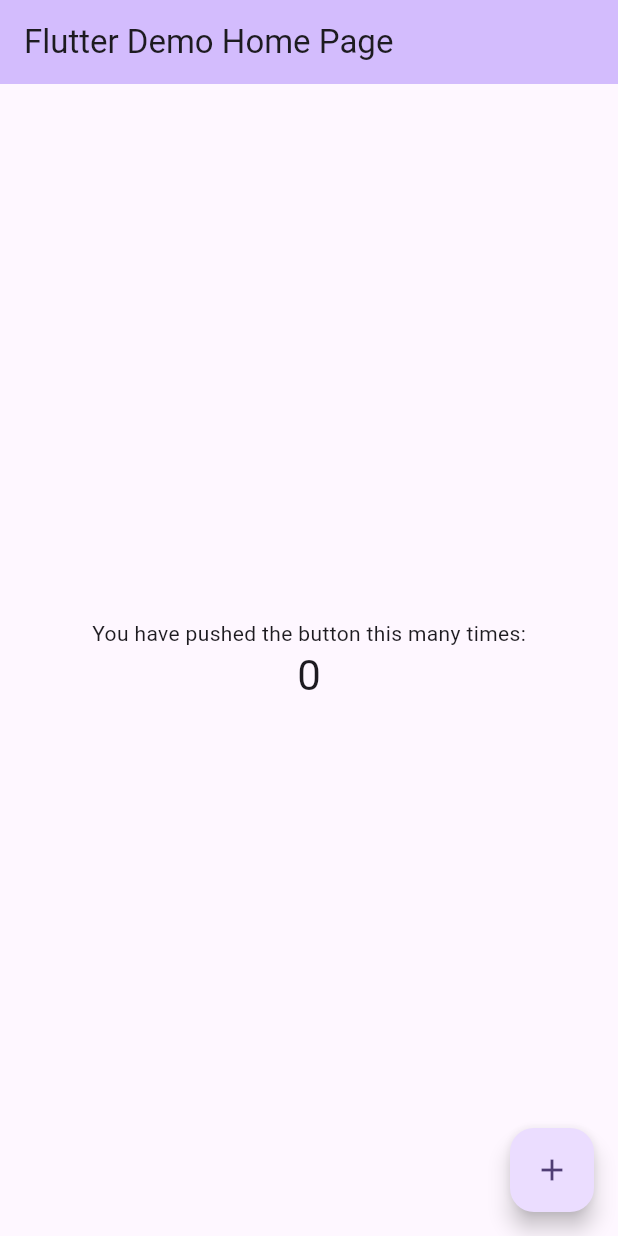
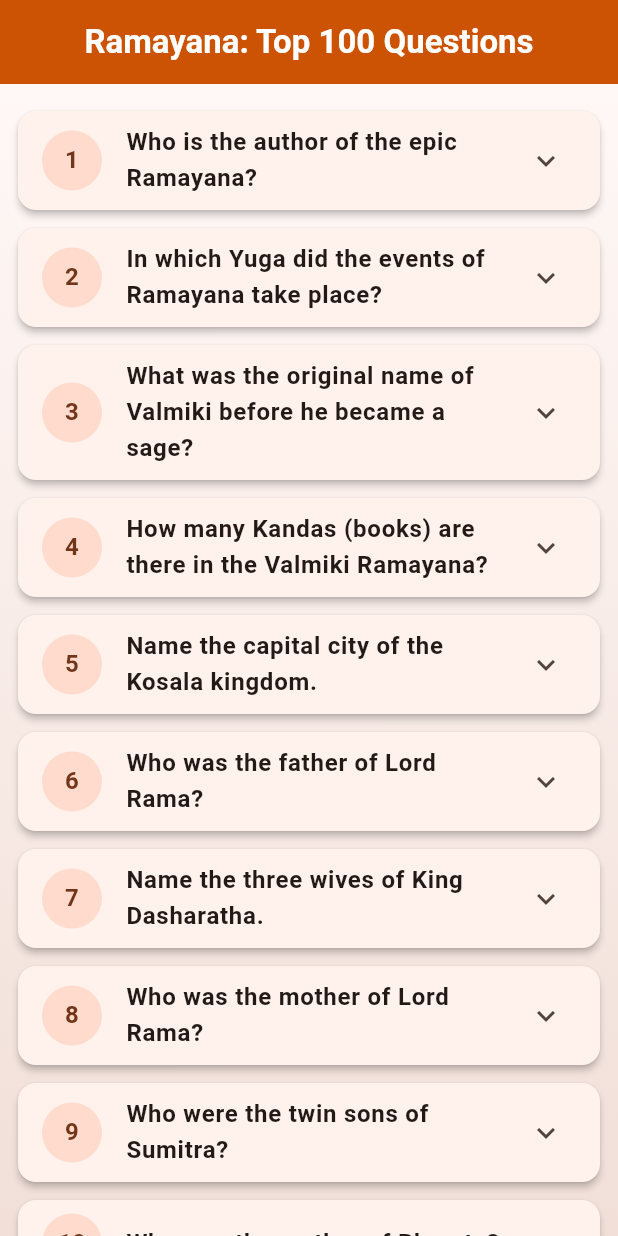
Before and after one commit to could-ai/019b1cf7-2fc9-79ac-b394-b712cef6c111, a Flutter app: the screen it shows after launch, on a phone screen of 412 x 824 dp. Run offline on Flutter 3.47's test engine with Material 3 defaults, Android fonts, the phone set to English and light mode, and no system bars.

Commit message:
Created a data file containing 100 questions and answers about the Ramayana.; Replaced the default counter app with the Ramayana Questions app. The app now displays a list of 100 questions using ExpansionTiles to reveal answers. Used a saffron theme color.

```diff
--- /dev/null
+++ b/usr/lib/data/ramayana_questions.dart
@@ -0,0 +1,117 @@
+class Question {
+  final String question;
+  final String answer;
+
+  const Question({required this.question, required this.answer});
+}
+
+const List<Question> ramayanaQuestions = [
+  Question(question: "Who is the author of the epic Ramayana?", answer: "Maharishi Valmiki"),
+  Question(question: "In which Yuga did the events of Ramayana take place?", answer: "Treta Yuga"),
+  Question(question: "What was the original name of Valmiki before he became a sage?", answer: "Ratnakara"),
+  Question(question: "How many Kandas (books) are there in the Valmiki Ramayana?", answer: "Seven (Bala, Ayodhya, Aranya, Kishkindha, Sundara, Yuddha, Uttara)"),
+  Question(question: "Name the capital city of the Kosala kingdom.", answer: "Ayodhya"),
+  Question(question: "Who was the father of Lord Rama?", answer: "King Dasharatha"),
+  Question(question: "Name the three wives of King Dasharatha.", answer: "Kausalya, Sumitra, and Kaikeyi"),
+  Question(question: "Who was the mother of Lord Rama?", answer: "Queen Kausalya"),
+  Question(question: "Who were the twin sons of Sumitra?", answer: "Lakshmana and Shatrughna"),
+  Question(question: "Who was the mother of Bharata?", answer: "Queen Kaikeyi"),
+  Question(question: "Which sage took Rama and Lakshmana to the forest to protect his yagna?", answer: "Sage Vishwamitra"),
+  Question(question: "Name the demoness killed by Rama in the forest during his childhood.", answer: "Tataka"),
+  Question(question: "What was the name of the bow that Rama broke at Sita's Swayamvara?", answer: "Shiva Dhanush (Pinaka)"),
+  Question(question: "Who was the father of Sita?", answer: "King Janaka"),
+  Question(question: "From where was Sita found by King Janaka?", answer: "From a furrow in the earth while ploughing"),
+  Question(question: "Who is the wife of Lakshmana?", answer: "Urmila"),
+  Question(question: "Who is the wife of Bharata?", answer: "Mandavi"),
+  Question(question: "Who is the wife of Shatrughna?", answer: "Shrutakirti"),
+  Question(question: "Which maid poisoned Kaikeyi's mind against Rama?", answer: "Manthara"),
+  Question(question: "For how many years was Rama exiled to the forest?", answer: "14 years"),
+  Question(question: "Who accompanied Rama to the forest?", answer: "Sita and Lakshmana"),
+  Question(question: "Which river did Rama, Sita, and Lakshmana cross first upon leaving Ayodhya?", answer: "River Tamasa (later Ganga)"),
+  Question(question: "Who was the boatman who helped Rama cross the river Ganga?", answer: "Guha (the Nishada King)"),
+  Question(question: "At which place did Bharata meet Rama to persuade him to return?", answer: "Chitrakoot"),
+  Question(question: "What did Rama give to Bharata as a symbol of his authority?", answer: "His Padukas (sandals)"),
+  Question(question: "From where did Bharata rule the kingdom during Rama's exile?", answer: "Nandigram"),
+  Question(question: "Which sage's ashram did Rama, Sita, and Lakshmana visit first in Chitrakoot?", answer: "Sage Bharadwaja (and later Valmiki)"),
+  Question(question: "Who was the demoness who tried to seduce Rama and Lakshmana in Dandakaranya?", answer: "Shurpanakha"),
+  Question(question: "Who cut off Shurpanakha's nose?", answer: "Lakshmana"),
+  Question(question: "Who were the brothers of Shurpanakha who attacked Rama with an army?", answer: "Khara and Dushana"),
+  Question(question: "Which demon took the form of a golden deer?", answer: "Maricha"),
+  Question(question: "Who advised Ravana to abduct Sita?", answer: "Akampana (initially) and Shurpanakha"),
+  Question(question: "Which bird tried to stop Ravana from abducting Sita?", answer: "Jatayu"),
+  Question(question: "In which direction did Ravana take Sita?", answer: "South"),
+  Question(question: "Where did Ravana keep Sita in Lanka?", answer: "Ashoka Vatika"),
+  Question(question: "Who was the demoness guarding Sita who was actually kind to her?", answer: "Trijata"),
+  Question(question: "Which monkey king did Rama meet in the forest?", answer: "Sugriva"),
+  Question(question: "Who was the brother of Sugriva who had usurped his kingdom?", answer: "Vali"),
+  Question(question: "Who was the son of Vali?", answer: "Angada"),
+  Question(question: "Who was the minister of Sugriva who met Rama first?", answer: "Hanuman"),
+  Question(question: "What did Rama do to prove his strength to Sugriva?", answer: "He pierced seven Sal trees with a single arrow"),
+  Question(question: "How did Rama kill Vali?", answer: "By shooting an arrow from behind a tree"),
+  Question(question: "Who was the wife of Vali?", answer: "Tara"),
+  Question(question: "Who was sent to the south in search of Sita?", answer: "Hanuman, Angada, Jambavan and others"),
+  Question(question: "What was the name of the vulture who met the Vanaras on the shore?", answer: "Sampati (Jatayu's brother)"),
+  Question(question: "Who reminded Hanuman of his latent powers?", answer: "Jambavan"),
+  Question(question: "From which mountain did Hanuman leap to Lanka?", answer: "Mahendra Parvat"),
+  Question(question: "Which demoness tried to swallow Hanuman on his way to Lanka?", answer: "Surasa"),
+  Question(question: "Which mountain rose from the ocean to offer rest to Hanuman?", answer: "Mainaka Parvat"),
+  Question(question: "Which demoness grabbed Hanuman's shadow?", answer: "Simhika"),
+  Question(question: "Who was the guardian deity of Lanka whom Hanuman defeated at the gates?", answer: "Lankini"),
+  Question(question: "In what form did Hanuman enter Lanka?", answer: "A small cat/monkey form"),
+  Question(question: "On which tree was Sita sitting under in the Ashoka Vatika?", answer: "Simshapa tree"),
+  Question(question: "What object did Hanuman give to Sita as a token from Rama?", answer: "Rama's ring (Choodamani was given by Sita)"),
+  Question(question: "What did Sita give to Hanuman to take back to Rama?", answer: "Choodamani (crest jewel)"),
+  Question(question: "Who was the youngest son of Ravana who was killed by Hanuman in Ashoka Vatika?", answer: "Akshayakumara"),
+  Question(question: "Which weapon did Indrajit use to capture Hanuman?", answer: "Brahmastra"),
+  Question(question: "Who ordered that Hanuman's tail be set on fire?", answer: "Ravana"),
+  Question(question: "Who was Ravana's brother who defected to Rama's side?", answer: "Vibhishana"),
+  Question(question: "Who was the architect of the bridge to Lanka (Ram Setu)?", answer: "Nala and Nila"),
+  Question(question: "Which squirrel helped in building the bridge?", answer: "A small squirrel (blessed by Rama)"),
+  Question(question: "Who was the spy of Ravana who came to survey Rama's army?", answer: "Shuka and Sarana"),
+  Question(question: "Who was the commander-in-chief of the Vanara army?", answer: "Nila"),
+  Question(question: "Who killed the demon Prahasta?", answer: "Nila"),
+  Question(question: "Who woke up Kumbhakarna from his sleep?", answer: "Ravana's messengers"),
+  Question(question: "Who killed Kumbhakarna?", answer: "Rama"),
+  Question(question: "Who killed Indrajit (Meghnad)?", answer: "Lakshmana"),
+  Question(question: "What special ritual did Indrajit perform before going to battle?", answer: "Nikumbhila Yagna"),
+  Question(question: "Who brought the Sanjeevani herb to save Lakshmana?", answer: "Hanuman"),
+  Question(question: "Which mountain did Hanuman lift to bring the Sanjeevani herb?", answer: "Dronagiri"),
+  Question(question: "Who was Ravana's charioteer?", answer: "Matali (Indra's charioteer assisted Rama, Ravana's was killed)"),
+  Question(question: "Which sage taught the Aditya Hridayam stotram to Rama?", answer: "Sage Agastya"),
+  Question(question: "To which deity is the Aditya Hridayam dedicated?", answer: "Surya (Sun God)"),
+  Question(question: "Where did Rama aim his arrow to kill Ravana?", answer: "In his navel (where the nectar of immortality was stored)"),
+  Question(question: "Who became the King of Lanka after Ravana's death?", answer: "Vibhishana"),
+  Question(question: "What was the name of the aerial chariot used by Rama to return to Ayodhya?", answer: "Pushpaka Vimana"),
+  Question(question: "Which festival marks the return of Rama to Ayodhya?", answer: "Diwali (Deepavali)"),
+  Question(question: "Who were the twin sons of Rama and Sita?", answer: "Lava and Kusha"),
+  Question(question: "Where was Sita when she gave birth to Luv and Kush?", answer: "Valmiki's Ashram"),
+  Question(question: "What is the name of the final Kanda of the Ramayana?", answer: "Uttara Kanda"),
+  Question(question: "Who taught the Ramayana to Luv and Kush?", answer: "Sage Valmiki"),
+  Question(question: "What horse sacrifice did Rama perform?", answer: "Ashwamedha Yagna"),
+  Question(question: "Who stopped the horse of Rama's Ashwamedha Yagna?", answer: "Lava and Kusha"),
+  Question(question: "How did Sita leave the earth?", answer: "She entered the split earth (Bhumi Devi took her)"),
+  Question(question: "Who is considered the incarnation of Lakshmana?", answer: "Adishesha (Sesha Naga)"),
+  Question(question: "Who is considered the incarnation of Bharata?", answer: "Sudarshana Chakra (Vishnu's discus)"),
+  Question(question: "Who is considered the incarnation of Shatrughna?", answer: "Panchajanya (Vishnu's conch)"),
+  Question(question: "Who is the father of Hanuman?", answer: "Vayu (Wind God) and Kesari"),
+  Question(question: "Who is the mother of Hanuman?", answer: "Anjana"),
+  Question(question: "What is the other name of Sita meaning 'daughter of Earth'?", answer: "Bhumija"),
+  Question(question: "What is the name of the forest where Rama spent most of his exile?", answer: "Dandakaranya"),
+  Question(question: "Who cursed Dasharatha that he would die of separation from his son?", answer: "Shravan Kumar's parents"),
+  Question(question: "Who was the blind sage whose son was accidentally killed by Dasharatha?", answer: "Shantanu (Shravan Kumar's father)"),
+  Question(question: "What was the name of the blind sage's son?", answer: "Shravan Kumar"),
+  Question(question: "Which celestial nymph was the mother of Angada?", answer: "Tara"),
+  Question(question: "Who was the father of Mandodari?", answer: "Mayasura"),
+  Question(question: "Who was the husband of Shurpanakha?", answer: "Vidyutjihva"),
+  Question(question: "How many years did Rama rule Ayodhya (approximately)?", answer: "11,000 years"),
+  Question(question: "Into which river did Rama enter to end his earthly avatar?", answer: "Sarayu"),
+  Question(question: "What is the name of the sword of Ravana?", answer: "Chandrahas"),
+  Question(question: "Who gave the Chandrahas sword to Ravana?", answer: "Lord Shiva"),
+  Question(question: "Which sage cursed Ravana that he would be killed by a human?", answer: "Nandi (cursed that monkeys would destroy him) and Anaranya"),
+  Question(question: "Who was the wife of Indrajit?", answer: "Sulochana"),
+  Question(question: "What was the name of the elephant of Indra that Hanuman struck?", answer: "Airavata"),
+  Question(question: "Who is the presiding deity of Ayodhya?", answer: "Lord Vishnu (Rama)"),
+  Question(question: "What does the word 'Ramayana' mean?", answer: "The Journey of Rama"),
+  Question(question: "Who wrote Ramcharitmanas?", answer: "Tulsidas"),
+  Question(question: "In which language is Ramcharitmanas written?", answer: "Awadhi"),
+];
--- a/usr/lib/main.dart
+++ b/usr/lib/main.dart
@@ -1,123 +1,145 @@
 import 'package:flutter/material.dart';
+import 'data/ramayana_questions.dart';
 
 void main() {
-  runApp(const MyApp());
+  runApp(const RamayanaApp());
 }
 
-class MyApp extends StatelessWidget {
-  const MyApp({super.key});
+class RamayanaApp extends StatelessWidget {
+  const RamayanaApp({super.key});
 
-  // This widget is the root of your application.
   @override
   Widget build(BuildContext context) {
     return MaterialApp(
-      title: 'Flutter Demo',
+      title: 'Ramayana Quiz',
       debugShowCheckedModeBanner: false,
       theme: ThemeData(
-        // This is the theme of your application.
-        //
-        // TRY THIS: Try running your application with "flutter run". You'll see
-        // the application has a purple toolbar. Then, without quitting the app,
-        // try changing the seedColor in the colorScheme below to Colors.green
-        // and then invoke "hot reload" (save your changes or press the "hot
-        // reload" button in a Flutter-supported IDE, or press "r" if you used
-        // the command line to start the app).
-        //
-        // Notice that the counter didn't reset back to zero; the application
-        // state is not lost during the reload. To reset the state, use hot
-        // restart instead.
-        //
-        // This works for code too, not just values: Most code changes can be
-        // tested with just a hot reload.
-        colorScheme: ColorScheme.fromSeed(seedColor: Colors.deepPurple),
+        colorScheme: ColorScheme.fromSeed(
+          seedColor: const Color(0xFFD35400), // Saffron/Orange color
+          brightness: Brightness.light,
+        ),
+        useMaterial3: true,
+        appBarTheme: const AppBarTheme(
+          centerTitle: true,
+          backgroundColor: Color(0xFFD35400),
+          foregroundColor: Colors.white,
+          elevation: 4,
+        ),
+        cardTheme: CardTheme(
+          elevation: 2,
+          margin: const EdgeInsets.symmetric(horizontal: 12, vertical: 6),
+          shape: RoundedRectangleBorder(borderRadius: BorderRadius.circular(12)),
+        ),
       ),
       initialRoute: '/',
       routes: {
-        '/': (context) => const MyHomePage(title: 'Flutter Demo Home Page'),
+        '/': (context) => const QuestionsPage(),
       },
     );
   }
 }
 
-class MyHomePage extends StatefulWidget {
-  const MyHomePage({super.key, required this.title});
-
-  // This widget is the home page of your application. It is stateful, meaning
-  // that it has a State object (defined below) that contains fields that affect
-  // how it looks.
-
-  // This class is the configuration for the state. It holds the values (in this
-  // case the title) provided by the parent (in this case the App widget) and
-  // used by the build method of the State. Fields in a Widget subclass are
-  // always marked "final".
-
-  final String title;
-
-  @override
-  State<MyHomePage> createState() => _MyHomePageState();
-}
-
-class _MyHomePageState extends State<MyHomePage> {
-  int _counter = 0;
-
-  void _incrementCounter() {
-    setState(() {
-      // This call to setState tells the Flutter framework that something has
-      // changed in this State, which causes it to rerun the build method below
-      // so that the display can reflect the updated values. If we changed
-      // _counter without calling setState(), then the build method would not be
-      // called again, and so nothing would appear to happen.
-      _counter++;
-    });
-  }
+class QuestionsPage extends StatelessWidget {
+  const QuestionsPage({super.key});
 
   @override
   Widget build(BuildContext context) {
-    // This method is rerun every time setState is called, for instance as done
-    // by the _incrementCounter method above.
-    //
-    // The Flutter framework has been optimized to make rerunning build methods
-    // fast, so that you can just rebuild anything that needs updating rather
-    // than having to individually change instances of widgets.
     return Scaffold(
       appBar: AppBar(
-        // TRY THIS: Try changing the color here to a specific color (to
-        // Colors.amber, perhaps?) and trigger a hot reload to see the AppBar
-        // change color while the other colors stay the same.
-        backgroundColor: Theme.of(context).colorScheme.inversePrimary,
-        // Here we take the value from the MyHomePage object that was created by
-        // the App.build method, and use it to set our appbar title.
-        title: Text(widget.title),
-      ),
-      body: Center(
-        // Center is a layout widget. It takes a single child and positions it
-        // in the middle of the parent.
-        child: Column(
-          // Column is also a layout widget. It takes a list of children and
-          // arranges them vertically. By default, it sizes itself to fit its
-          // children horizontally, and tries to be as tall as its parent.
-          //
-          // Column has various properties to control how it sizes itself and
-          // how it positions its children. Here we use mainAxisAlignment to
-          // center the children vertically; the main axis here is the vertical
-          // axis because Columns are vertical (the cross axis would be
-          // horizontal).
-          //
-          // TRY THIS: Invoke "debug painting" (choose the "Toggle Debug Paint"
-          // action in the IDE, or press "p" in the console), to see the
-          // wireframe for each widget.
-          mainAxisAlignment: MainAxisAlignment.center,
-          children: <Widget>[
-            const Text('You have pushed the button this many times:'),
-            Text('$_counter', style: Theme.of(context).textTheme.headlineMedium),
-          ],
+        title: const Text(
+          'Ramayana: Top 100 Questions',
+          style: TextStyle(fontWeight: FontWeight.bold),
         ),
       ),
-      floatingActionButton: FloatingActionButton(
-        onPressed: _incrementCounter,
-        tooltip: 'Increment',
-        child: const Icon(Icons.add),
-      ), // This trailing comma makes auto-formatting nicer for build methods.
+      body: Container(
+        decoration: BoxDecoration(
+          gradient: LinearGradient(
+            begin: Alignment.topCenter,
+            end: Alignment.bottomCenter,
+            colors: [
+              Theme.of(context).colorScheme.surface,
+              Theme.of(context).colorScheme.surfaceContainerHighest,
+            ],
+          ),
+        ),
+        child: ListView.builder(
+          padding: const EdgeInsets.only(top: 12, bottom: 24),
+          itemCount: ramayanaQuestions.length,
+          itemBuilder: (context, index) {
+            final question = ramayanaQuestions[index];
+            return QuestionCard(
+              index: index + 1,
+              question: question,
+            );
+          },
+        ),
+      ),
     );
   }
 }
+
+class QuestionCard extends StatelessWidget {
+  final int index;
+  final Question question;
+
+  const QuestionCard({
+    super.key,
+    required this.index,
+    required this.question,
+  });
+
+  @override
+  Widget build(BuildContext context) {
+    return Card(
+      clipBehavior: Clip.antiAlias,
+      child: ExpansionTile(
+        leading: CircleAvatar(
+          backgroundColor: Theme.of(context).colorScheme.primaryContainer,
+          child: Text(
+            '$index',
+            style: TextStyle(
+              color: Theme.of(context).colorScheme.onPrimaryContainer,
+              fontWeight: FontWeight.bold,
+            ),
+          ),
+        ),
+        title: Text(
+          question.question,
+          style: const TextStyle(
+            fontWeight: FontWeight.w600,
+            fontSize: 16,
+          ),
+        ),
+        childrenPadding: const EdgeInsets.fromLTRB(16, 0, 16, 16),
+        expandedCrossAxisAlignment: CrossAxisAlignment.stretch,
+        children: [
+          const Divider(),
+          Padding(
+            padding: const EdgeInsets.only(top: 8.0),
+            child: Row(
+              crossAxisAlignment: CrossAxisAlignment.start,
+              children: [
+                Icon(
+                  Icons.auto_awesome,
+                  size: 20,
+                  color: Theme.of(context).colorScheme.secondary,
+                ),
+                const SizedBox(width: 12),
+                Expanded(
+                  child: Text(
+                    question.answer,
+                    style: TextStyle(
+                      fontSize: 15,
+                      color: Theme.of(context).colorScheme.onSurfaceVariant,
+                      height: 1.4,
+                    ),
+                  ),
+                ),
+              ],
+            ),
+          ),
+        ],
+      ),
+    );
+  }
+}
```
